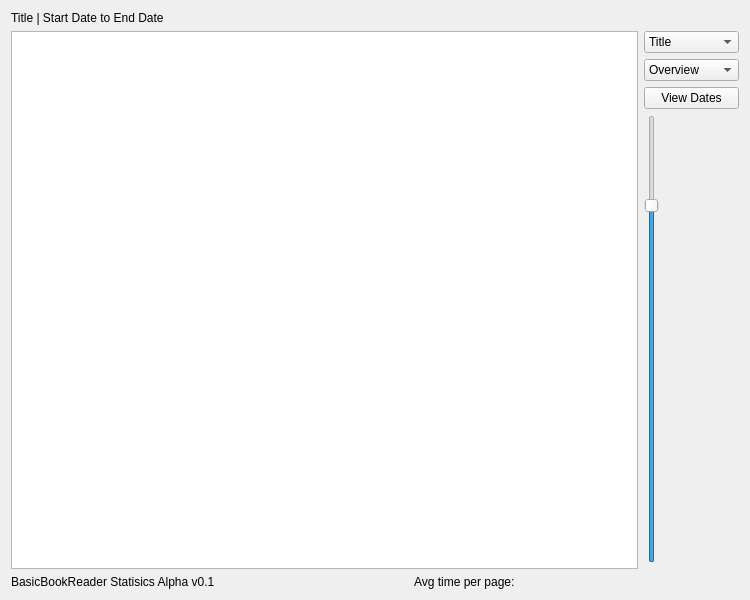
Qt form src/statsviewer/statsviewer.ui (lettergram/basicbookreader) before a commit.
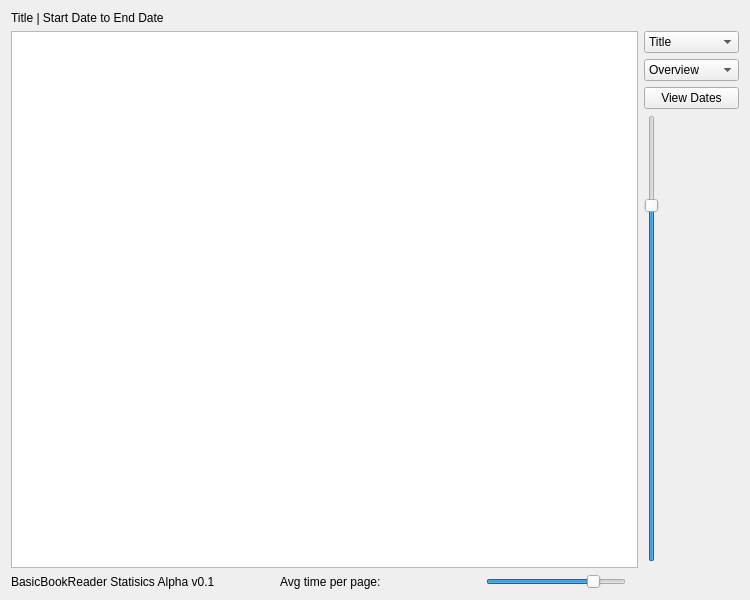
The same form after that commit.

Commit message: Added compress/expand data points

What changed in the file:
```diff
--- a/src/statsviewer/statsviewer.ui
+++ b/src/statsviewer/statsviewer.ui
@@ -20,7 +20,7 @@
    <string>AlphaBKZ Statistics</string>
   </property>
   <layout class="QGridLayout" name="gridLayout">
-   <item row="3" column="6">
+   <item row="3" column="8">
     <widget class="QComboBox" name="titleBox">
      <property name="maximumSize">
       <size>
@@ -35,7 +35,7 @@
      </item>
     </widget>
    </item>
-   <item row="4" column="6">
+   <item row="4" column="8">
     <widget class="QComboBox" name="statsTypeBox">
      <property name="maximumSize">
       <size>
@@ -65,7 +65,7 @@
      </item>
     </widget>
    </item>
-   <item row="5" column="6">
+   <item row="5" column="8">
     <widget class="QPushButton" name="timesToggle">
      <property name="maximumSize">
       <size>
@@ -78,7 +78,7 @@
      </property>
     </widget>
    </item>
-   <item row="6" column="6">
+   <item row="6" column="8">
     <widget class="QSlider" name="zoomSlider">
      <property name="sliderPosition">
       <number>80</number>
@@ -120,7 +120,7 @@
      </property>
     </widget>
    </item>
-   <item row="3" column="0" rowspan="5" colspan="6">
+   <item row="3" column="0" rowspan="5" colspan="8">
     <widget class="QGraphicsView" name="graphicsView"/>
    </item>
    <item row="10" column="1">
@@ -142,6 +142,31 @@
      </property>
     </widget>
    </item>
+   <item row="10" column="2" colspan="4">
+    <widget class="QSlider" name="stretchSlider">
+     <property name="minimumSize">
+      <size>
+       <width>140</width>
+       <height>0</height>
+      </size>
+     </property>
+     <property name="minimum">
+      <number>1</number>
+     </property>
+     <property name="maximum">
+      <number>6</number>
+     </property>
+     <property name="pageStep">
+      <number>2</number>
+     </property>
+     <property name="sliderPosition">
+      <number>5</number>
+     </property>
+     <property name="orientation">
+      <enum>Qt::Horizontal</enum>
+     </property>
+    </widget>
+   </item>
   </layout>
  </widget>
  <resources/>
```
The commit also changes 2 other files.
